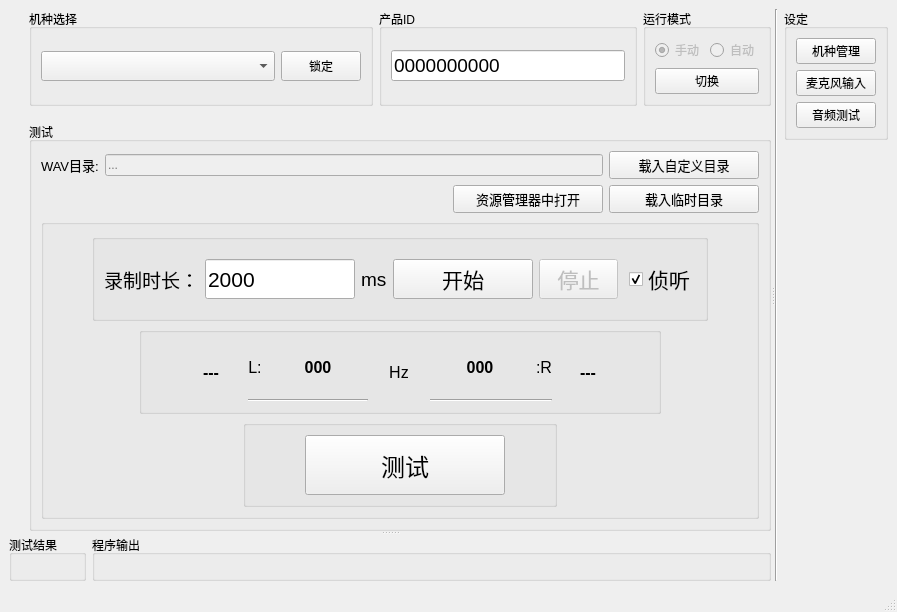
The window that mainwindow.ui (YeeeeRQ/SpeakerTest) describes before a commit, drawn with Qt 5.
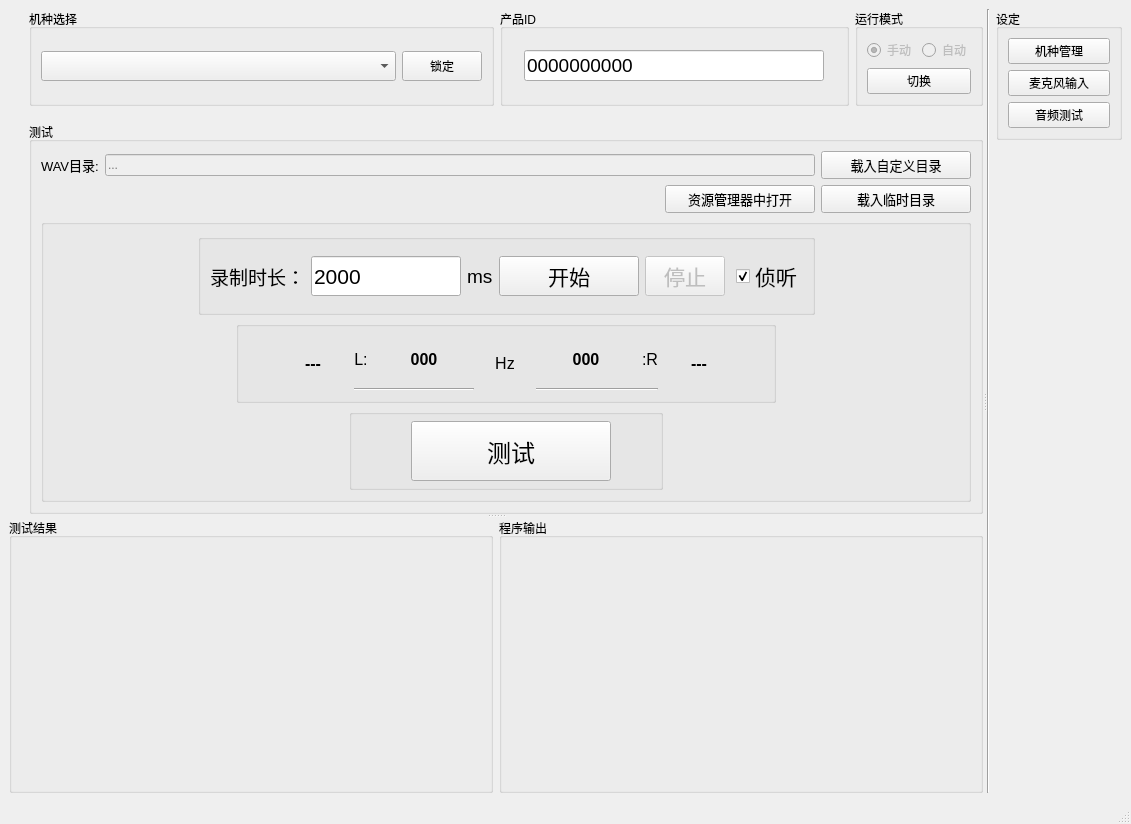
The same window after the commit. Custom widgets are drawn as their Qt base class.

What changed in the file:
```diff
--- a/mainwindow.ui
+++ b/mainwindow.ui
@@ -6,8 +6,8 @@
    <rect>
     <x>0</x>
     <y>0</y>
-    <width>897</width>
-    <height>612</height>
+    <width>1131</width>
+    <height>824</height>
    </rect>
   </property>
   <property name="minimumSize">
@@ -825,6 +825,12 @@
                           <string/>
                          </property>
                          <layout class="QHBoxLayout" name="horizontalLayout_19">
+                          <property name="topMargin">
+                           <number>0</number>
+                          </property>
+                          <property name="bottomMargin">
+                           <number>0</number>
+                          </property>
                           <item>
                            <spacer name="horizontalSpacer_8">
                             <property name="orientation">
@@ -933,7 +939,7 @@
        <widget class="QWidget" name="layoutWidget">
         <layout class="QHBoxLayout" name="horizontalLayout_8" stretch="0">
          <item>
-          <layout class="QHBoxLayout" name="horizontalLayout_9" stretch="0,1">
+          <layout class="QHBoxLayout" name="horizontalLayout_9" stretch="5,5">
            <item>
             <widget class="QGroupBox" name="groupBoxShowTestInfo">
              <property name="title">
@@ -942,10 +948,16 @@
              <layout class="QVBoxLayout" name="verticalLayout_8">
               <item>
                <widget class="ShowInfo4Result" name="widgetShowInfo" native="true">
+                <property name="minimumSize">
+                 <size>
+                  <width>400</width>
+                  <height>200</height>
+                 </size>
+                </property>
                 <property name="maximumSize">
                  <size>
-                  <width>600</width>
-                  <height>500</height>
+                  <width>2000</width>
+                  <height>1000</height>
                  </size>
                 </property>
                </widget>
```
Left out of the diff: 2 changed lines with no effect on the pictures.
